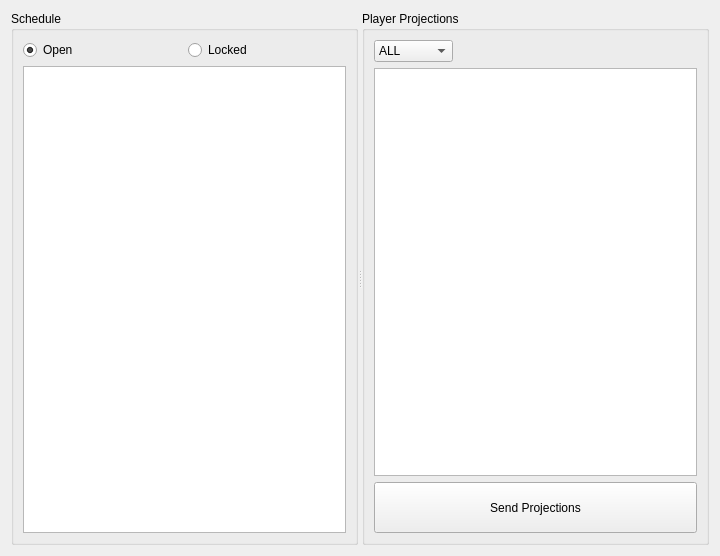
Qt form cute-fantasy/currentweekwidget.ui (protoblock/protoblock) before a commit.
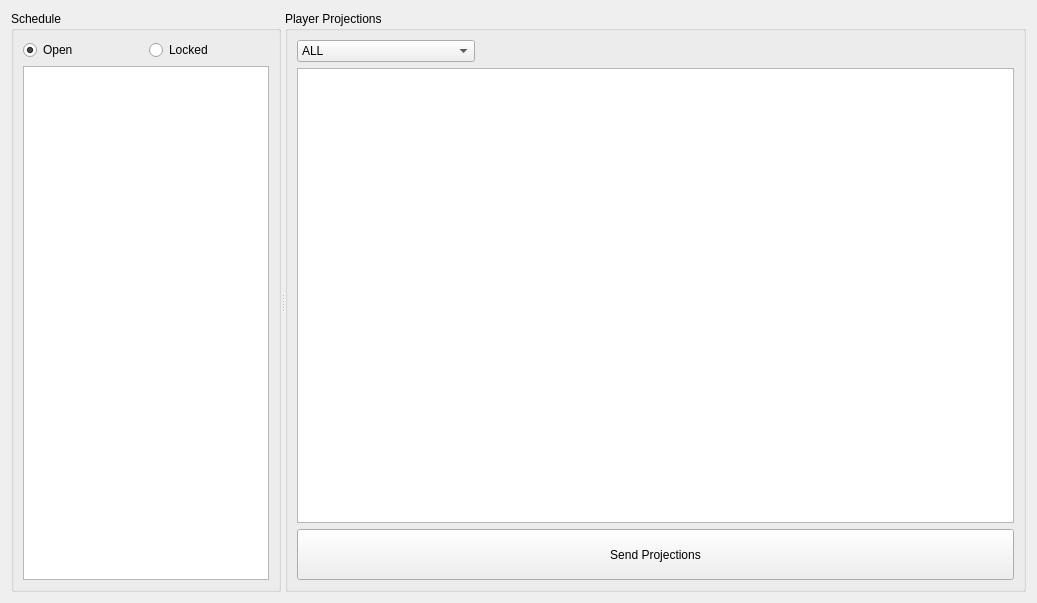
The same form after that commit.

Commit message: Modified ui to have the right and left panels always collapsible. Forced some min sizes to have a correct startup sizes.

What changed in the file:
```diff
--- a/cute-fantasy/currentweekwidget.ui
+++ b/cute-fantasy/currentweekwidget.ui
@@ -6,8 +6,8 @@
    <rect>
     <x>0</x>
     <y>0</y>
-    <width>720</width>
-    <height>556</height>
+    <width>1037</width>
+    <height>603</height>
    </rect>
   </property>
   <property name="windowTitle">
@@ -20,6 +20,12 @@
       <enum>Qt::Horizontal</enum>
      </property>
      <widget class="QGroupBox" name="groupBox">
+      <property name="maximumSize">
+       <size>
+        <width>270</width>
+        <height>16777215</height>
+       </size>
+      </property>
       <property name="title">
        <string>Schedule</string>
       </property>
```
The commit also changes 3 other files.
